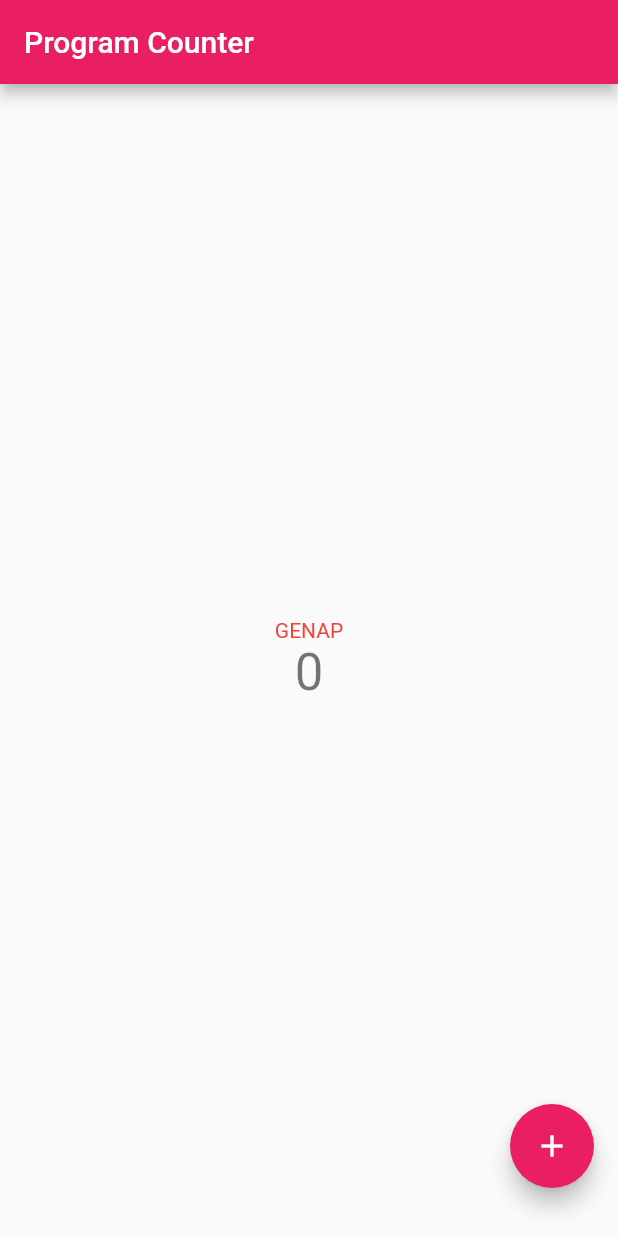
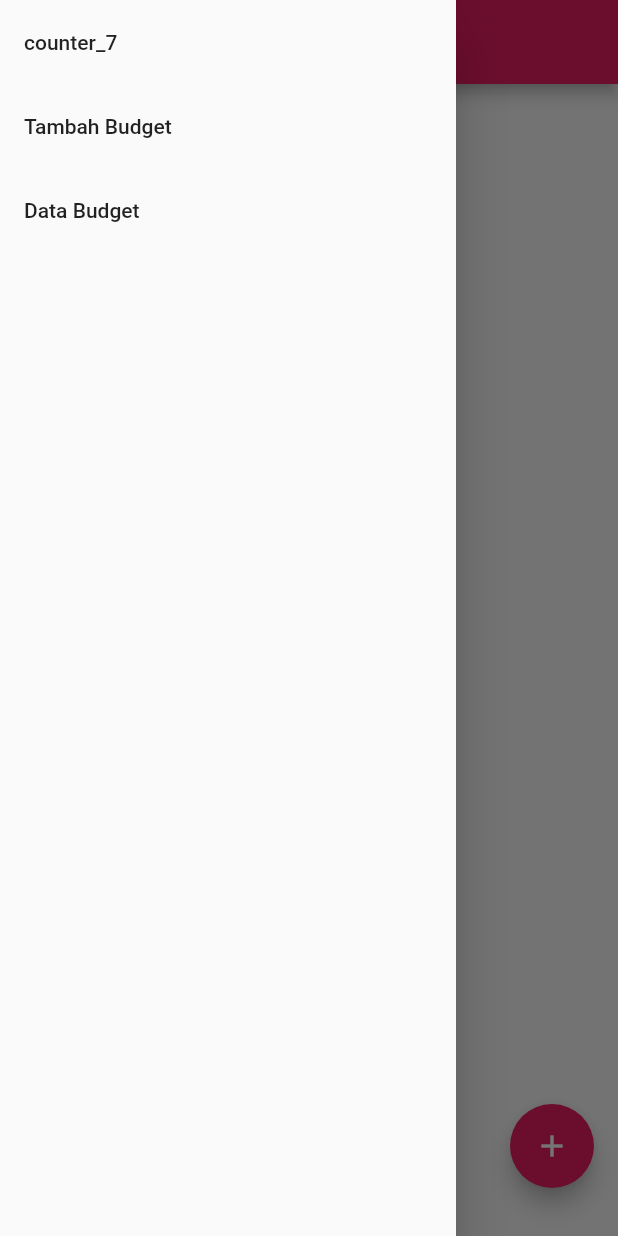
Before and after one commit to ShafanisaAlifia/pbp-flutter-lab, a Flutter app: the screen it shows after launch, with the side drawer open (before the commit the screen has no drawer), on a phone screen of 412 x 824 dp. Run offline on Flutter 3.47's test engine with Material 2 defaults, Android fonts, the phone set to English and light mode, and no system bars.

Commit message:
Assignment 8

```diff
--- /dev/null
+++ b/lib/budget_data.dart
@@ -0,0 +1,8 @@
+class BudgetData {
+  String? title;
+  num? nominal;
+  String? transactionType;
+  DateTime? date;
+
+  BudgetData(this.title, this.nominal, this.transactionType, this.date);
+}
--- /dev/null
+++ b/lib/drawer.dart
@@ -0,0 +1,58 @@
+import 'package:flutter/material.dart';
+import 'package:counter_7/main.dart';
+import 'package:counter_7/budget.dart';
+import 'package:counter_7/form.dart';
+import 'package:counter_7/budget_data.dart';
+
+class DrawerApp extends StatelessWidget {
+  const DrawerApp(
+      {super.key, required this.saveTransaction, required this.transactions});
+  final Function(BudgetData newTransaction) saveTransaction;
+  final List<BudgetData> transactions;
+
+  @override
+  Widget build(BuildContext context) {
+    return Drawer(
+      child: Column(
+        children: [
+          // Menambahkan clickable menu
+          ListTile(
+            title: const Text('counter_7'),
+            onTap: () {
+              Navigator.pushReplacement(
+                context,
+                MaterialPageRoute(builder: (context) => const MyApp()),
+              );
+            },
+          ),
+          ListTile(
+            title: const Text('Tambah Budget'),
+            onTap: () {
+              Navigator.pushReplacement(
+                context,
+                MaterialPageRoute(
+                    builder: (context) => MyFormPage(
+                          saveTransaction: saveTransaction,
+                          transactions: transactions,
+                        )),
+              );
+            },
+          ),
+          ListTile(
+            title: const Text('Data Budget'),
+            onTap: () {
+              Navigator.pushReplacement(
+                context,
+                MaterialPageRoute(
+                    builder: (context) => MyDataPage(
+                          saveTransaction: saveTransaction,
+                          transactions: transactions,
+                        )),
+              );
+            },
+          ),
+        ],
+      ),
+    );
+  }
+}
--- a/lib/main.dart
+++ b/lib/main.dart
@@ -1,4 +1,8 @@
 import 'package:flutter/material.dart';
+import 'package:counter_7/form.dart';
+import 'package:counter_7/budget.dart';
+import 'package:counter_7/drawer.dart';
+import 'package:counter_7/budget_data.dart';
 
 void main() {
   runApp(const MyApp());
@@ -7,39 +11,20 @@ void main() {
 class MyApp extends StatelessWidget {
   const MyApp({super.key});
 
-  // This widget is the root of your application.
   @override
   Widget build(BuildContext context) {
     return MaterialApp(
-      title: 'Program Counter Alip',
+      title: 'Flutter Assignment Alip',
       theme: ThemeData(
-        // This is the theme of your application.
-        //
-        // Try running your application with "flutter run". You'll see the
-        // application has a blue toolbar. Then, without quitting the app, try
-        // changing the primarySwatch below to Colors.green and then invoke
-        // "hot reload" (press "r" in the console where you ran "flutter run",
-        // or simply save your changes to "hot reload" in a Flutter IDE).
-        // Notice that the counter didn't reset back to zero; the application
-        // is not restarted.
         primarySwatch: Colors.pink,
       ),
-      home: const MyHomePage(title: 'Program Counter'),
+      home: const MyHomePage(title: 'Flutter Assignment'),
     );
   }
 }
 
 class MyHomePage extends StatefulWidget {
   const MyHomePage({super.key, required this.title});
-
-  // This widget is the home page of your application. It is stateful, meaning
-  // that it has a State object (defined below) that contains fields that affect
-  // how it looks.
-
-  // This class is the configuration for the state. It holds the values (in this
-  // case the title) provided by the parent (in this case the App widget) and
-  // used by the build method of the State. Fields in a Widget subclass are
-  // always marked "final".
 
   final String title;
 
@@ -49,6 +34,7 @@ class MyHomePage extends StatefulWidget {
 
 class _MyHomePageState extends State<MyHomePage> {
   int _counter = 0;
+  List<BudgetData> transactions = <BudgetData>[];
 
   void _incrementCounter() {
     setState(() {
@@ -61,39 +47,24 @@ class _MyHomePageState extends State<MyHomePage> {
     });
   }
 
+  void saveTransaction(BudgetData newTransaction) {
+    transactions.add(newTransaction);
+  }
+
+
   @override
   Widget build(BuildContext context) {
     var isEven = _counter % 2 == 0;
-    // This method is rerun every time setState is called, for instance as done
-    // by the _incrementCounter method above.
-    //
-    // The Flutter framework has been optimized to make rerunning build methods
-    // fast, so that you can just rebuild anything that needs updating rather
-    // than having to individually change instances of widgets.
     return Scaffold(
       appBar: AppBar(
-        // Here we take the value from the MyHomePage object that was created by
-        // the App.build method, and use it to set our appbar title.
         title: Text(widget.title),
       ),
+      drawer: DrawerApp(
+        saveTransaction: saveTransaction,
+        transactions: transactions,
+      ),
       body: Center(
-        // Center is a layout widget. It takes a single child and positions it
-        // in the middle of the parent.
         child: Column(
-          // Column is also a layout widget. It takes a list of children and
-          // arranges them vertically. By default, it sizes itself to fit its
-          // children horizontally, and tries to be as tall as its parent.
-          //
-          // Invoke "debug painting" (press "p" in the console, choose the
-          // "Toggle Debug Paint" action from the Flutter Inspector in Android
-          // Studio, or the "Toggle Debug Paint" command in Visual Studio Code)
-          // to see the wireframe for each widget.
-          //
-          // Column has various properties to control how it sizes itself and
-          // how it positions its children. Here we use mainAxisAlignment to
-          // center the children vertically; the main axis here is the vertical
-          // axis because Columns are vertical (the cross axis would be
-          // horizontal).
           mainAxisAlignment: MainAxisAlignment.center,
           children: <Widget>[
             Text(
@@ -126,7 +97,7 @@ class _MyHomePageState extends State<MyHomePage> {
             )
           ],
         ),
-      ), // This trailing comma makes auto-formatting nicer for build methods.
+      ),
     );
   }
 }
```
Also changed, not shown: lib/budget.dart (added, +92 -0 lines), lib/form.dart (added, +181 -0 lines), 1 other file.
